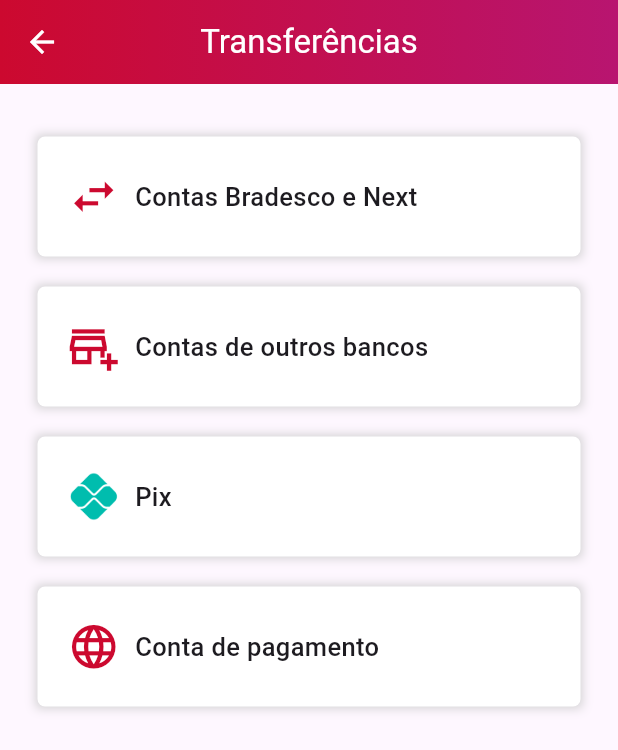
After one commit to thailsondiniz/Clone_App_Bradesco, a Flutter app: the screen it shows after launch, after a tap on "Transfêrencias", on a phone screen of 412 x 824 dp. The commit adds this screen. Shown: the top 750 px of the screen. Run offline on Flutter 3.47's test engine with Material 3 defaults, Android fonts, the phone set to English and light mode, and no system bars.

Commit message:
transferencias, cartoes

```diff
--- a/lib/general.dart
+++ b/lib/general.dart
@@ -1,4 +1,6 @@
 import 'package:flutter/material.dart';
+import 'package:flutter_bradesco_app/pages/cartoes.dart';
+import 'package:flutter_bradesco_app/pages/transferencias.dart';
 
 class GeneralApp extends StatefulWidget {
   const GeneralApp({super.key});
@@ -344,7 +346,9 @@
                                     });
                                   },
                                   icon: Icon(
-                                    isVisible ? Icons.visibility_off_outlined : Icons.visibility_outlined,
+                                    isVisible
+                                        ? Icons.visibility_off_outlined
+                                        : Icons.visibility_outlined,
                                     color: Colors.white,
                                   ),
                                 )
@@ -550,7 +554,15 @@
               spacing: 15.0, // gap between adjacent chips
               runSpacing: 15.0, // gap between lines
               children: <Widget>[
-                Container(
+                InkWell(
+                  onTap: () {
+                    Navigator.push(
+                      context,
+                      MaterialPageRoute(
+                          builder: (context) => const Transferencia()),
+                    );
+                  },
+                  child: Container(
                       height: 90,
                       width: 170,
                       decoration: BoxDecoration(
@@ -577,6 +589,7 @@
                           ),
                         ],
                       )),
+                ),
                 Container(
                     height: 90,
                     width: 170,
@@ -604,7 +617,15 @@
                         )
                       ],
                     )),
-                Container(
+                InkWell(
+                  onTap: () {
+                     Navigator.push(
+                      context,
+                      MaterialPageRoute(
+                          builder: (context) => const Cartoes()),
+                    );
+                  },
+                  child: Container(
                       height: 90,
                       width: 170,
                       decoration: BoxDecoration(
@@ -631,6 +652,7 @@
                           ),
                         ],
                       )),
+                ),
                 Container(
                     height: 90,
                     width: 170,
@@ -732,7 +754,9 @@
                       color: Color(0xffCC092F),
                       borderRadius: BorderRadius.only(
                         topLeft: Radius.circular(10),
-                            bottomLeft: Radius.circular(10))),
+                        bottomLeft: Radius.circular(10),
+                      ),
+                    ),
                     child: Image.asset(
                       'lib/img/pix.png',
                       color: Colors.white,
--- /dev/null
+++ b/lib/pages/transferencias.dart
@@ -0,0 +1,102 @@
+import 'package:flutter/material.dart';
+
+class Transferencia extends StatefulWidget {
+  const Transferencia({super.key});
+
+  @override
+  State<Transferencia> createState() => _TransferenciaState();
+}
+
+class _TransferenciaState extends State<Transferencia> {
+  @override
+  Widget build(BuildContext context) {
+    return Scaffold(
+      appBar: AppBar(
+        iconTheme: const IconThemeData(color: Colors.white),
+        flexibleSpace: Container(
+          decoration: const BoxDecoration(
+            gradient: LinearGradient(
+              begin: Alignment.centerLeft,
+              end: Alignment.centerRight,
+              colors: <Color>[
+                Color(0xffCC092F),
+                Color(0xffB81570),
+              ],
+            ),
+          ),
+        ),
+        title: const Text(
+          'Transferências',
+          style: TextStyle(color: Colors.white),
+        ),
+        centerTitle: true,
+      ),
+      body: Column(
+        children: [
+          const SizedBox(
+            height: 35,
+          ),
+          box(icon: Icons.swap_horiz, texto: 'Contas Bradesco e Next', cor: const Color(0xffCC092F),),
+          box(icon: Icons.add_business_outlined, texto: 'Contas de outros bancos', cor: const Color(0xffCC092F),),
+          box(imagePath: 'lib/img/pix.png', texto: 'Pix', cor: const Color(0xffCC092F),),
+          box(icon: Icons.language_outlined, texto: 'Conta de pagamento', cor: const Color(0xffCC092F),),
+        ],
+      ),
+    );
+  }
+}
+
+Widget box({IconData? icon, String? texto, String? imagePath, Color? cor}) {
+  return Padding(
+    padding: const EdgeInsets.only(
+      right: 25,
+      left: 25,
+      bottom: 20
+    ),
+    child: Container(
+      width: double.infinity,
+      height: 80,
+      decoration: const BoxDecoration(
+        boxShadow: [
+          BoxShadow(
+            color: Color.fromARGB(255, 207, 207, 207),
+            blurRadius: 5.0,
+            spreadRadius: 1,
+          ),
+        ],
+      ),
+      child: Container(
+        decoration: BoxDecoration(
+          borderRadius: BorderRadius.circular(5),
+          color: Colors.white,
+        ),
+        child: Row(
+          children: [
+            const SizedBox(
+              width: 20,
+            ),
+            if (icon != null)
+              Icon(
+                icon,
+                size: 35,
+                color: cor,
+              ),
+            if (imagePath != null)
+              Image.asset(
+                imagePath,
+                width: 35,
+                height: 35,
+              ),
+            const SizedBox(
+              width: 10,
+            ),
+            Text(
+              texto ?? '',
+              style: const TextStyle(fontSize: 17, fontWeight: FontWeight.w500),
+            ),
+          ],
+        ),
+      ),
+    ),
+  );
+}
```
Also changed, not shown: lib/pages/cartoes.dart (added, +69 -0 lines). Lines whose indentation alone changed are shown as unchanged.
